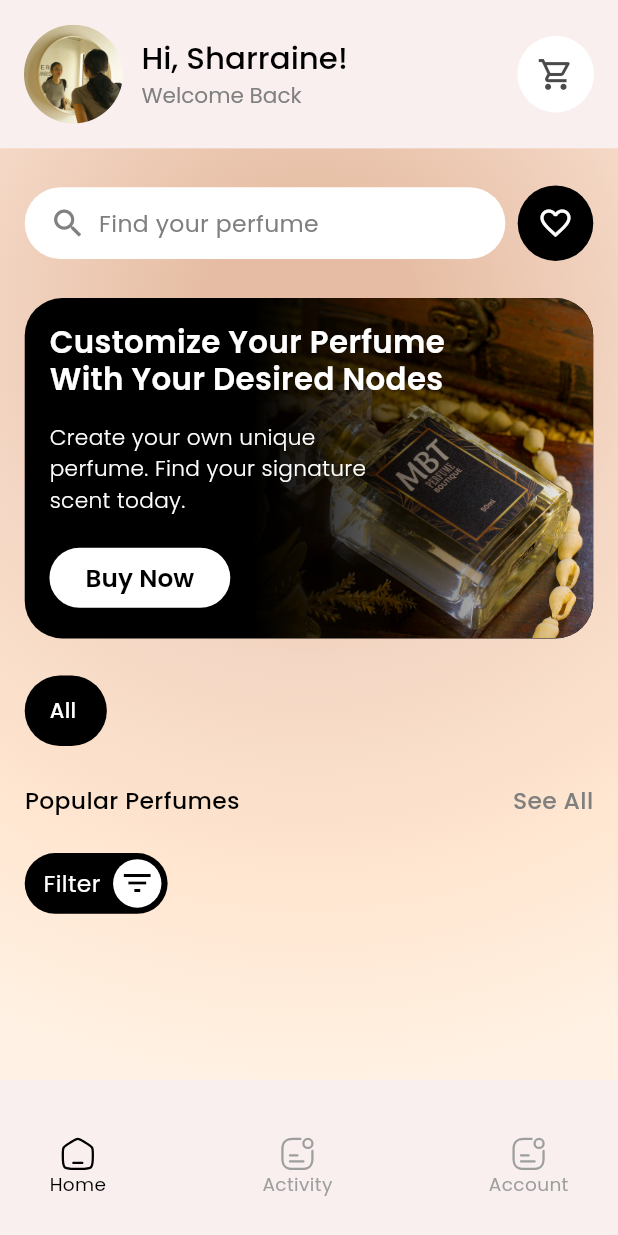
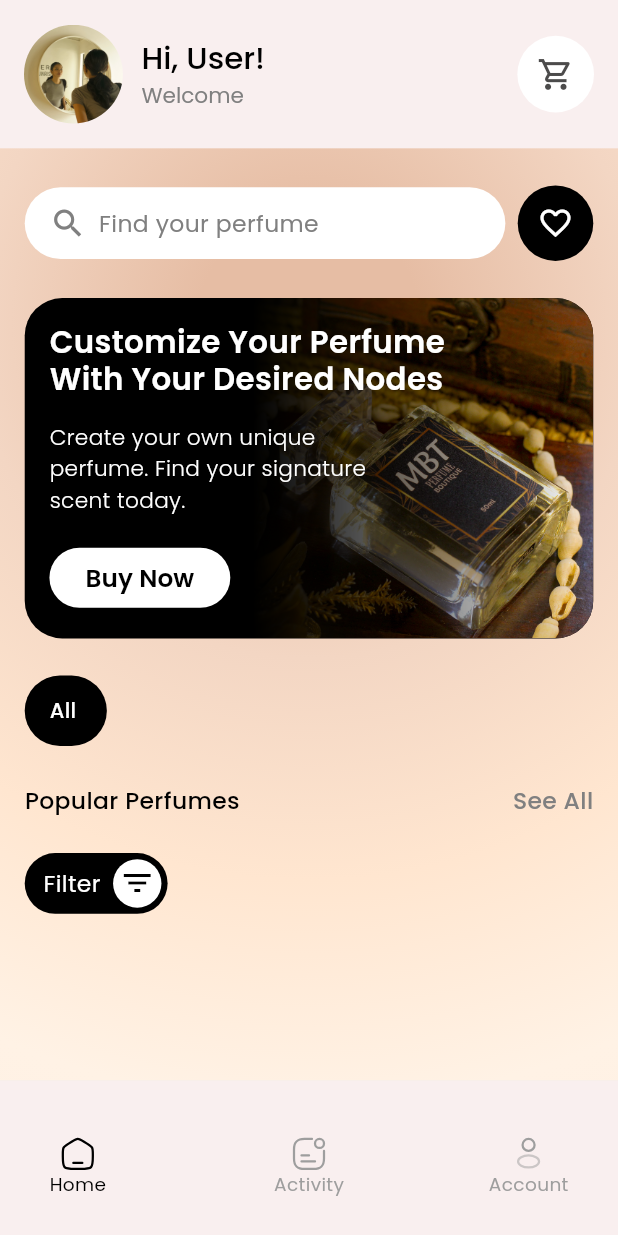
Before and after one commit to mbtperfumes04/mbtperfumes, a Flutter app: the screen it shows after launch, on a phone screen of 412 x 824 dp. Run offline on Flutter 3.47's test engine with Material 3 defaults, Android fonts, the phone set to English and light mode, and no system bars; our stand-ins replace custom_sliding_segmented_control, flutter_native_splash, flutter_svg, get, supabase_flutter; missing offline and left inert: animated_segmented_tab_control, flutter_advanced_segment, otp_pin_field, segmented_button_slide, sliding_up_panel2; accounts and stored records are empty.

Commit message:
Third commit

```diff
--- a/lib/screens/home.dart
+++ b/lib/screens/home.dart
@@ -197,7 +197,9 @@ class _HomeState extends State<Home> {
                       ),
                       decoration: BoxDecoration(
                           image: DecorationImage(
-                              image: AssetImage('assets/images/general/profilepic2.jpeg'),
+                              image: supabase.auth.currentUser != null && supabase.auth.currentUser?.userMetadata?['avatar'] != null ?
+                                NetworkImage(supabase.auth.currentUser?.userMetadata?['avatar']) :
+                                AssetImage('assets/images/general/profilepic2.jpeg'),
                               fit: BoxFit.cover
                           ),
                           borderRadius: BorderRadius.circular(100)
@@ -208,14 +210,14 @@ class _HomeState extends State<Home> {
                     Column(
                       crossAxisAlignment: CrossAxisAlignment.start,
                       children: [
-                        Text('Hi, Sharraine!',
+                        Text('Hi, ${supabase.auth.currentUser != null ? supabase.auth.currentUser?.userMetadata!['username'] : 'User'}!',
                           style: TextStyle(
                               fontSize: screenWidth * 0.05,
                               fontWeight: FontWeight.w500
                           ),
                         ),
                         SizedBox(height: screenHeight * 0.003,),
-                        Text('Welcome Back',
+                        Text('Welcome',
                           style: TextStyle(
                               color: const Color(0xff808080),
                               fontSize: screenWidth * 0.035
--- a/lib/screens/hub.dart
+++ b/lib/screens/hub.dart
@@ -20,8 +20,10 @@ class _HubState extends State<Hub> {
     required int id,
     required String title,
     required String svg,
+    required Alignment alignment
   }) {
-    return InkWell(
+    return Expanded(
+      child: InkWell(
         onTap: () {
 
           setState(() {
@@ -31,6 +33,8 @@ class _HubState extends State<Hub> {
           pageController.jumpToPage(selectedIndex);
         },
         child: Container(
+          // color: Colors.red,
+          alignment: alignment,
           child: Column(
             children: [
               SvgPicture.asset('assets/svgs/general/$svg.svg',
@@ -46,6 +50,7 @@ class _HubState extends State<Hub> {
                 ),
               )
             ],
+          ),
         ),
       ),
     );
@@ -64,6 +69,11 @@ class _HubState extends State<Hub> {
           Expanded(
             child: PageView(
               controller: pageController,
+              onPageChanged: (val) {
+                setState(() {
+                  selectedIndex = val;
+                });
+              },
               children: [
                 const Home(),
                 const Activity(),
@@ -87,17 +97,20 @@ class _HubState extends State<Hub> {
                 navItem(
                   id: 0,
                   title: 'Home',
-                  svg: 'home'
+                  svg: 'home',
+                  alignment: Alignment.centerLeft
                 ),
                 navItem(
                     id: 1,
                     title: 'Activity',
-                    svg: 'activity'
+                    svg: 'activity',
+                  alignment: Alignment.center
                 ),
                 navItem(
                     id: 2,
                     title: 'Account',
-                    svg: 'activity'
+                    svg: 'account',
+                  alignment: Alignment.centerRight
                 )
               ],
             ),
```
Also changed, not shown: lib/customs/widgets/custom_product_card.dart (+9 -3 lines), lib/screens/shop/main_shop.dart (+14 -5 lines), lib/screens/shop/product_view.dart (+15 -5 lines), assets/svgs/general/account.svg (added). Lines whose indentation alone changed are shown as unchanged.
